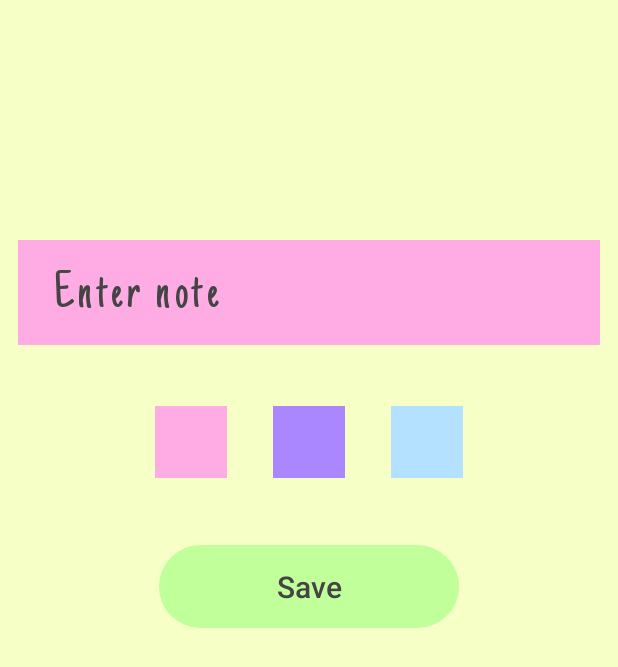
After one commit to The-uncanny-valley/UnicornShoppingList, an Android app: the fragment AddNoteFragment placed in its activity, on a phone screen of 412 x 824 dp. The commit adds this screen. Shown: the top 667 px of the screen. Run offline under Robolectric (Android 15) with nearby library versions, the phone set to English and light mode, and no system bars.

Commit message:
refactor: migrate to fragment-based UI for tablets while retaining AddNoteActivity for phones
- Introduced NotesListFragment to display notes list within MainActivity
- Created AddNoteFragment to provide add-note UI for tablet two-pane layout
- Kept AddNoteActivity for separate add-note screen on phones
- Updated MainActivity to load fragments conditionally based on layout (single-pane vs two-pane)
- Modified Add button behavior:
  - On tablets, shows AddNoteFragment in right pane
  - On phones, launches AddNoteActivity as before
- Fixed context usage in AddNoteFragment by switching to requireContext()
- Added logic to refresh notes list after new note is added on tablets
- Implemented input clearing in AddNoteFragment after saving note for continuous adding

This commit enables better tablet experience with side-by-side list and add-note views while preserving phone navigation flow.

```diff
--- /dev/null
+++ b/app/src/main/java/com/example/unicornshoppinglist/AddNoteFragment.java
@@ -0,0 +1,107 @@
+package com.example.unicornshoppinglist;
+
+import android.os.Bundle;
+import android.view.LayoutInflater;
+import android.view.View;
+import android.view.ViewGroup;
+import android.widget.Button;
+import android.widget.EditText;
+import android.widget.RadioButton;
+import android.widget.RadioGroup;
+import android.widget.Toast;
+
+import androidx.annotation.NonNull;
+import androidx.annotation.Nullable;
+import androidx.core.content.ContextCompat;
+import androidx.fragment.app.Fragment;
+
+public class AddNoteFragment extends Fragment {
+
+    private EditText editTextNote;
+    private RadioButton radioButtonPink;
+    private RadioButton radioButtonPurple;
+    private Button buttonSave;
+    private RadioGroup radioGroupColors;
+
+    private final Database database = Database.getInstance();
+
+    public AddNoteFragment() {
+    }
+
+    @Override
+    public View onCreateView(LayoutInflater inflater, ViewGroup container,
+                             Bundle savedInstanceState) {
+        // Inflate the layout for this fragment
+        return inflater.inflate(R.layout.fragment_add_note, container, false);
+    }
+
+    @Override
+    public void onViewCreated(@NonNull View view, @Nullable Bundle savedInstanceState) {
+        super.onViewCreated(view, savedInstanceState);
+
+        editTextNote = view.findViewById(R.id.editTextNote);
+        radioButtonPink = view.findViewById(R.id.radioButtonPink);
+        radioButtonPurple = view.findViewById(R.id.radioButtonPurple);
+        RadioButton radioButtonBlue = view.findViewById(R.id.radioButtonBlue);
+        buttonSave = view.findViewById(R.id.buttonSave);
+        radioGroupColors = view.findViewById(R.id.radioGroupColors);
+
+        radioGroupColors.setOnCheckedChangeListener(new RadioGroup.OnCheckedChangeListener() {
+            @Override
+            public void onCheckedChanged(@NonNull RadioGroup group, int checkedId) {
+                if (checkedId == R.id.radioButtonPink) {
+                    editTextNote.setBackgroundColor(ContextCompat.getColor(
+                            requireContext(),
+                            R.color.surface_default
+                    ));
+                } else if (checkedId == R.id.radioButtonPurple) {
+                    editTextNote.setBackgroundColor(ContextCompat.getColor(
+                            requireContext(),
+                            R.color.surface_tropical_indigo
+                    ));
+                } else if (checkedId == R.id.radioButtonBlue) {
+                    editTextNote.setBackgroundColor(ContextCompat.getColor(
+                            requireContext(),
+                            R.color.surface_uranian_blue
+                    ));
+                }
+            }
+        });
+
+        buttonSave.setOnClickListener(v -> saveNote());
+    }
+
+    private void saveNote() {
+        String text = editTextNote.getText().toString().trim();
+        String color;
+        if (radioButtonPink.isChecked()) {
+            color = "pink";
+        } else if (radioButtonPurple.isChecked()) {
+            color = "purple";
+        } else {
+            color = "blue";
+        }
+
+        if (text.isEmpty()) {
+            Toast.makeText(requireContext(), "The field is empty", Toast.LENGTH_SHORT).show();
+        } else {
+            int id = database.getNotes().size();
+            Note note = new Note(id, text, color);
+            database.add(note);
+
+            if (getActivity() instanceof MainActivity) {
+                ((MainActivity) getActivity()).refreshNotes();
+            }
+            clearInputs();
+        }
+    }
+
+    public void clearInputs() {
+        editTextNote.setText("");
+        radioButtonPink.setChecked(true);
+        editTextNote.setBackgroundColor(ContextCompat.getColor(
+                requireContext(),
+                R.color.surface_default
+        ));
+    }
+}
--- /dev/null
+++ b/app/src/main/java/com/example/unicornshoppinglist/NotesListFragment.java
@@ -0,0 +1,104 @@
+package com.example.unicornshoppinglist;
+
+import android.content.Intent;
+import android.os.Bundle;
+import android.view.LayoutInflater;
+import android.view.View;
+import android.view.ViewGroup;
+
+import androidx.annotation.NonNull;
+import androidx.annotation.Nullable;
+import androidx.fragment.app.Fragment;
+import androidx.recyclerview.widget.ItemTouchHelper;
+import androidx.recyclerview.widget.LinearLayoutManager;
+import androidx.recyclerview.widget.RecyclerView;
+
+public class NotesListFragment extends Fragment {
+
+    private RecyclerView recyclerViewNotes;
+    private View buttonAddNote;
+    private NotesAdapter notesAdapter;
+    private Database database = Database.getInstance();
+
+    public NotesListFragment() {
+        // Required empty public constructor
+    }
+
+    @Override
+    public View onCreateView(LayoutInflater inflater, ViewGroup container,
+                             Bundle savedInstanceState) {
+        // Inflate the layout for this fragment
+        return inflater.inflate(R.layout.fragment_notes_list, container, false);
+    }
+
+    @Override
+    public void onViewCreated(@NonNull View view, @Nullable Bundle savedInstanceState) {
+        super.onViewCreated(view, savedInstanceState);
+
+        recyclerViewNotes = view.findViewById(R.id.recyclerViewNotes);
+        buttonAddNote = view.findViewById(R.id.buttonAddNote);
+
+        notesAdapter = new NotesAdapter();
+
+        recyclerViewNotes.setAdapter(notesAdapter);
+
+        ItemTouchHelper itemTouchHelper = new ItemTouchHelper(new ItemTouchHelper.SimpleCallback(
+                0,
+                ItemTouchHelper.END
+        ) {
+            @Override
+            public boolean onMove(
+                    @NonNull RecyclerView recyclerView,
+                    @NonNull RecyclerView.ViewHolder viewHolder,
+                    @NonNull RecyclerView.ViewHolder target
+            ) {
+                return false;
+            }
+
+            @Override
+            public void onSwiped(
+                    @NonNull RecyclerView.ViewHolder viewHolder,
+                    int direction
+            ) {
+                int position = viewHolder.getAdapterPosition();
+                Note note = notesAdapter.getNotes().get(position);
+                database.remove(note.getId());
+                showNotes();
+            }
+        });
+
+        itemTouchHelper.attachToRecyclerView(recyclerViewNotes);
+
+        recyclerViewNotes.setLayoutManager(new LinearLayoutManager(getContext()));
+
+        buttonAddNote.setOnClickListener(v -> {
+            View addNoteContainer = requireActivity().findViewById(R.id.add_note_container);
+            // Check if add_note_container exists (tablet mode)
+            boolean isTablet = addNoteContainer != null;
+
+            if (isTablet) {
+                // Tablet mode
+                AddNoteFragment addNoteFragment = (AddNoteFragment) getActivity()
+                        .getSupportFragmentManager()
+                        .findFragmentById(R.id.add_note_container);
+                if (addNoteFragment != null) {
+                    addNoteFragment.clearInputs();
+                }
+            } else {
+                // Phone mode
+                Intent intent = AddNoteActivity.newIntent(getContext());
+                startActivity(intent);
+            }
+        });
+    }
+
+    @Override
+    public void onResume() {
+        super.onResume();
+        showNotes();
+    }
+
+    void showNotes() {
+        notesAdapter.setNotes(database.getNotes());
+    }
+}
--- /dev/null
+++ b/app/src/main/res/layout-sw600dp-land/activity_main.xml
@@ -0,0 +1,21 @@
+<?xml version="1.0" encoding="utf-8"?>
+<LinearLayout xmlns:android="http://schemas.android.com/apk/res/android"
+    android:layout_width="match_parent"
+    android:layout_height="match_parent"
+    android:orientation="horizontal">
+
+    <!-- Container for the list of notes -->
+    <FrameLayout
+        android:id="@+id/notes_list_container"
+        android:layout_width="0dp"
+        android:layout_height="match_parent"
+        android:layout_weight="1" />
+
+    <!-- Container for the add note UI -->
+    <FrameLayout
+        android:id="@+id/add_note_container"
+        android:layout_width="0dp"
+        android:layout_height="match_parent"
+        android:layout_weight="1" />
+
+</LinearLayout>
--- a/app/src/main/res/layout/activity_main.xml
+++ b/app/src/main/res/layout/activity_main.xml
@@ -1,43 +1,6 @@
 <?xml version="1.0" encoding="utf-8"?>
-<androidx.constraintlayout.widget.ConstraintLayout xmlns:android="http://schemas.android.com/apk/res/android"
-    xmlns:app="http://schemas.android.com/apk/res-auto"
-    xmlns:tools="http://schemas.android.com/tools"
-    android:id="@+id/main"
+<FrameLayout
+    xmlns:android="http://schemas.android.com/apk/res/android"
+    android:id="@+id/fragment_container"
     android:layout_width="match_parent"
-    android:layout_height="match_parent"
-    android:background="@color/background"
-    tools:context=".MainActivity">
-
-    <androidx.recyclerview.widget.RecyclerView
-        android:id="@+id/recyclerViewNotes"
-        android:layout_width="match_parent"
-        android:layout_height="match_parent"
-        android:clipToPadding="false"
-        android:paddingTop="24dp"
-        android:paddingBottom="96dp"
-        app:layoutManager="androidx.recyclerview.widget.LinearLayoutManager"
-        tools:itemCount="3"
-        tools:listitem="@layout/note_item" />
-
-    <View
-        android:id="@+id/bottomGradient"
-        android:layout_width="0dp"
-        android:layout_height="240dp"
-        android:background="@drawable/bottom_gradient"
-        app:layout_constraintBottom_toBottomOf="parent"
-        app:layout_constraintEnd_toEndOf="parent"
-        app:layout_constraintStart_toStartOf="parent" />
-
-    <com.google.android.material.floatingactionbutton.FloatingActionButton
-        android:id="@+id/buttonAddNote"
-        android:layout_width="wrap_content"
-        android:layout_height="wrap_content"
-        android:layout_marginEnd="24dp"
-        android:layout_marginBottom="24dp"
-        android:backgroundTint="@color/primary"
-        android:contentDescription="@string/add_note"
-        app:layout_constraintBottom_toBottomOf="parent"
-        app:layout_constraintEnd_toEndOf="parent"
-        android:tint="@color/on_primary"
-        app:srcCompat="@android:drawable/ic_input_add" />
-</androidx.constraintlayout.widget.ConstraintLayout>
+    android:layout_height="match_parent" />
--- /dev/null
+++ b/app/src/main/res/layout/fragment_add_note.xml
@@ -0,0 +1,87 @@
+<?xml version="1.0" encoding="utf-8"?>
+<androidx.constraintlayout.widget.ConstraintLayout xmlns:android="http://schemas.android.com/apk/res/android"
+    xmlns:app="http://schemas.android.com/apk/res-auto"
+    android:id="@+id/main"
+    android:layout_width="match_parent"
+    android:layout_height="match_parent"
+    android:background="@color/background">
+
+    <EditText
+        android:id="@+id/editTextNote"
+        android:layout_width="match_parent"
+        android:layout_height="wrap_content"
+        android:layout_marginHorizontal="12dp"
+        android:layout_marginTop="160dp"
+        android:background="@color/surface_default"
+        android:ems="10"
+        android:fontFamily="@font/justanotherhand_regular"
+        android:hint="@string/enter_note"
+        android:importantForAutofill="no"
+        android:inputType="text"
+        android:letterSpacing="0.08"
+        android:minHeight="52dp"
+        android:padding="12dp"
+        android:paddingStart="24dp"
+        android:paddingEnd="24dp"
+        android:textColor="@color/on_primary"
+        android:textColorHint="@color/on_primary"
+        android:textSize="36sp"
+        app:layout_constraintEnd_toEndOf="parent"
+        app:layout_constraintStart_toStartOf="parent"
+        app:layout_constraintTop_toTopOf="parent" />
+
+    <RadioGroup
+        android:id="@+id/radioGroupColors"
+        android:layout_width="match_parent"
+        android:layout_height="wrap_content"
+        android:layout_marginTop="25dp"
+        android:gravity="center_horizontal"
+        android:orientation="horizontal"
+        app:layout_constraintTop_toBottomOf="@id/editTextNote">
+
+        <RadioButton
+            android:id="@+id/radioButtonPink"
+            android:layout_width="wrap_content"
+            android:layout_height="wrap_content"
+            android:layout_margin="15dp"
+            android:background="@color/surface_default"
+            android:button="@null"
+            android:checked="true"
+            android:gravity="center"
+            android:text="" />
+
+        <RadioButton
+            android:id="@+id/radioButtonPurple"
+            android:layout_width="wrap_content"
+            android:layout_height="wrap_content"
+            android:layout_margin="15dp"
+            android:background="@color/surface_tropical_indigo"
+            android:button="@null" />
+
+        <RadioButton
+            android:id="@+id/radioButtonBlue"
+            android:layout_width="wrap_content"
+            android:layout_height="wrap_content"
+            android:layout_margin="15dp"
+            android:background="@color/surface_uranian_blue"
+            android:button="@null" />
+
+    </RadioGroup>
+
+    <Button
+        android:id="@+id/buttonSave"
+        android:layout_width="wrap_content"
+        android:layout_height="wrap_content"
+        android:layout_marginHorizontal="12dp"
+        android:layout_marginTop="25dp"
+        android:minWidth="200dp"
+        android:minHeight="52dp"
+        android:padding="14dp"
+        android:text="@string/save"
+        android:textColor="@color/on_primary"
+        android:textSize="20sp"
+        app:layout_constraintEnd_toEndOf="parent"
+        app:layout_constraintStart_toStartOf="parent"
+        app:layout_constraintTop_toBottomOf="@id/radioGroupColors" />
+
+</androidx.constraintlayout.widget.ConstraintLayout>
```
Also changed, not shown: app/src/main/java/com/example/unicornshoppinglist/MainActivity.java (+96 -70 lines), app/src/main/res/drawable/ic_add.xml (added, +14 -0 lines), app/src/main/res/layout/fragment_notes_list.xml (added, +42 -0 lines).
